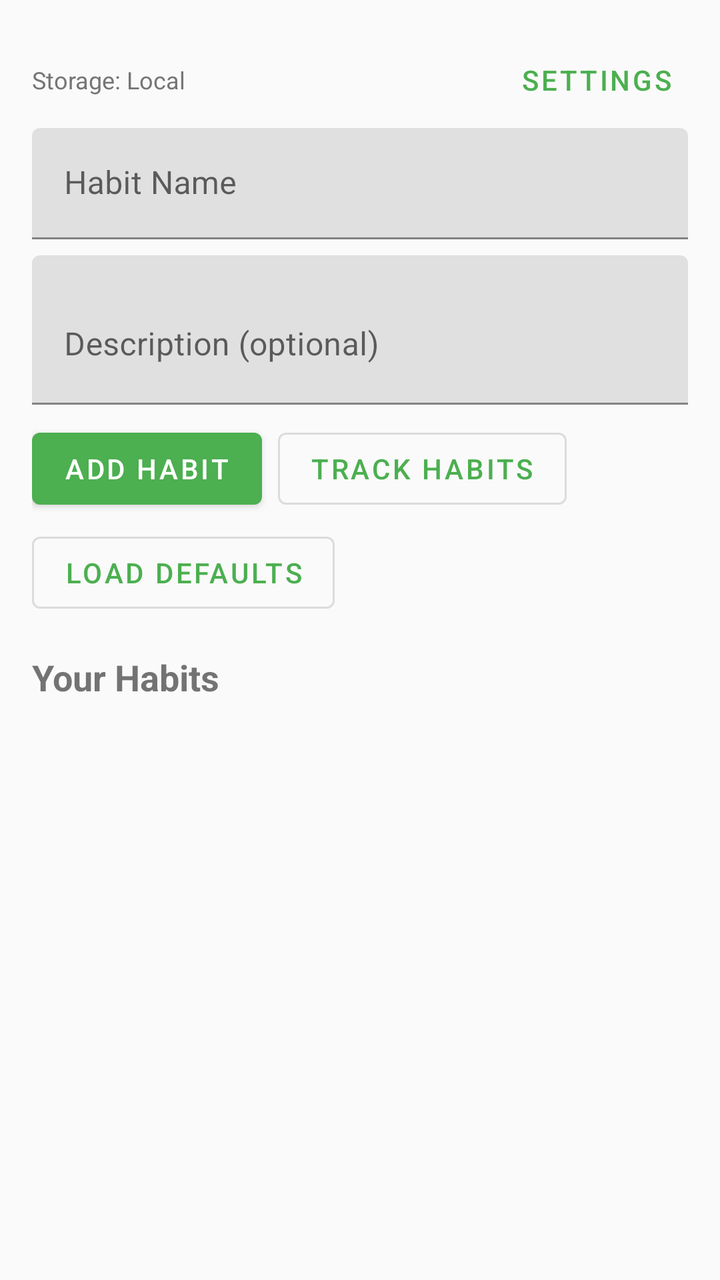
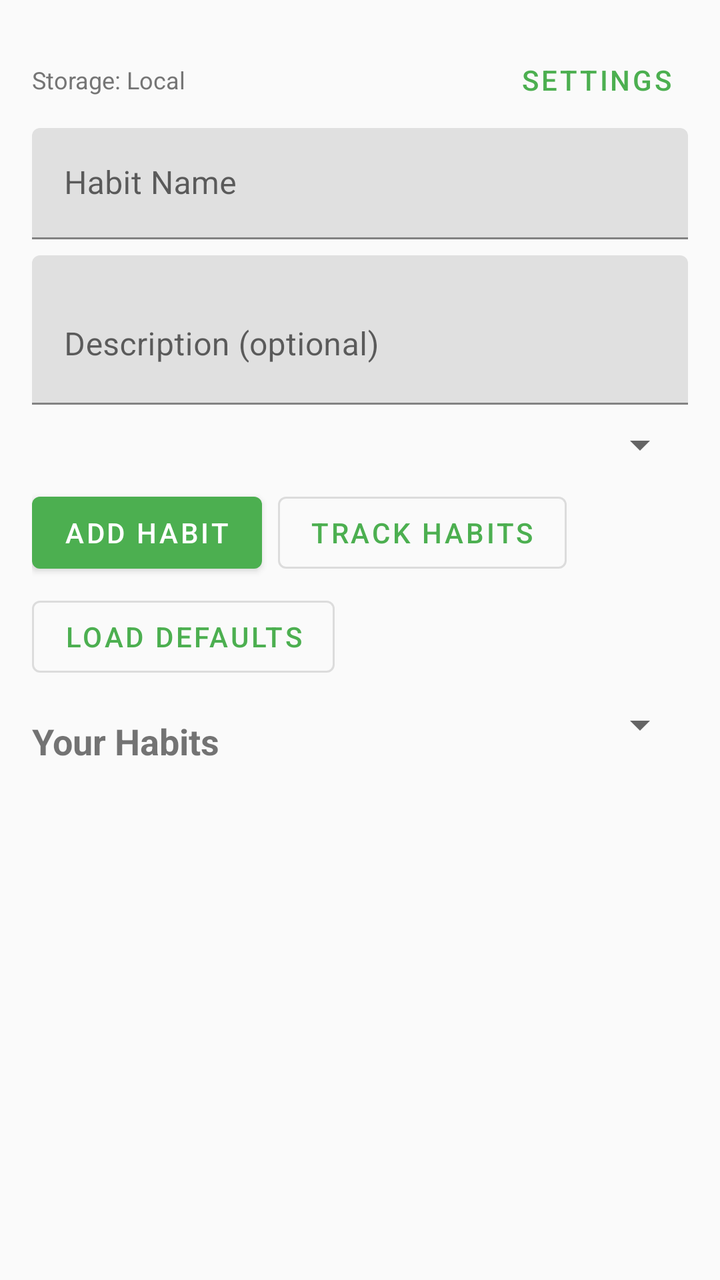

Screens rendered from an Android XML layout before and after an edit, with the pre-edit source and the edit as a unified diff.
<!-- AndroidManifest.xml: application theme Theme.HabitEvaluator -->
<!-- res/layout/activity_main.xml -->
<?xml version="1.0" encoding="utf-8"?>
<androidx.constraintlayout.widget.ConstraintLayout xmlns:android="http://schemas.android.com/apk/res/android"
    xmlns:app="http://schemas.android.com/apk/res-auto"
    xmlns:tools="http://schemas.android.com/tools"
    android:layout_width="match_parent"
    android:layout_height="match_parent"
    android:padding="16dp"
    tools:context=".MainActivity">

    <LinearLayout
        android:id="@+id/toolbarLayout"
        android:layout_width="0dp"
        android:layout_height="wrap_content"
        android:orientation="horizontal"
        android:gravity="center_vertical"
        app:layout_constraintEnd_toEndOf="parent"
        app:layout_constraintStart_toStartOf="parent"
        app:layout_constraintTop_toTopOf="parent">

        <TextView
            android:id="@+id/storageModeText"
            android:layout_width="0dp"
            android:layout_height="wrap_content"
            android:layout_weight="1"
            android:text="@string/storage_mode_local"
            android:textSize="12sp"
            android:textColor="@color/text_secondary" />

        <com.google.android.material.button.MaterialButton
            android:id="@+id/settingsButton"
            android:layout_width="wrap_content"
            android:layout_height="wrap_content"
            android:text="@string/settings"
            style="@style/Widget.MaterialComponents.Button.TextButton" />
    </LinearLayout>

    <com.google.android.material.textfield.TextInputLayout
        android:id="@+id/habitNameLayout"
        android:layout_width="0dp"
        android:layout_height="wrap_content"
        android:hint="@string/habit_name_hint"
        app:layout_constraintEnd_toEndOf="parent"
        app:layout_constraintStart_toStartOf="parent"
        app:layout_constraintTop_toBottomOf="@id/toolbarLayout">

        <com.google.android.material.textfield.TextInputEditText
            android:id="@+id/habitNameInput"
            android:layout_width="match_parent"
            android:layout_height="wrap_content"
            android:inputType="text" />
    </com.google.android.material.textfield.TextInputLayout>

    <com.google.android.material.textfield.TextInputLayout
        android:id="@+id/habitDescriptionLayout"
        android:layout_width="0dp"
        android:layout_height="wrap_content"
        android:layout_marginTop="8dp"
        android:hint="@string/habit_description_hint"
        app:layout_constraintEnd_toEndOf="parent"
        app:layout_constraintStart_toStartOf="parent"
        app:layout_constraintTop_toBottomOf="@id/habitNameLayout">

        <com.google.android.material.textfield.TextInputEditText
            android:id="@+id/habitDescriptionInput"
            android:layout_width="match_parent"
            android:layout_height="wrap_content"
            android:inputType="textMultiLine"
            android:minLines="2" />
    </com.google.android.material.textfield.TextInputLayout>

    <com.google.android.material.button.MaterialButton
        android:id="@+id/addHabitButton"
        android:layout_width="wrap_content"
        android:layout_height="wrap_content"
        android:layout_marginTop="8dp"
        android:text="@string/add_habit"
        app:layout_constraintStart_toStartOf="parent"
        app:layout_constraintTop_toBottomOf="@id/habitDescriptionLayout" />

    <com.google.android.material.button.MaterialButton
        android:id="@+id/trackHabitsButton"
        android:layout_width="wrap_content"
        android:layout_height="wrap_content"
        android:layout_marginTop="8dp"
        android:layout_marginStart="8dp"
        android:text="@string/track_habits"
        style="@style/Widget.MaterialComponents.Button.OutlinedButton"
        app:layout_constraintStart_toEndOf="@id/addHabitButton"
        app:layout_constraintTop_toBottomOf="@id/habitDescriptionLayout" />

    <com.google.android.material.button.MaterialButton
        android:id="@+id/loadDefaultsButton"
        android:layout_width="wrap_content"
        android:layout_height="wrap_content"
        android:layout_marginTop="4dp"
        android:text="@string/load_defaults"
        style="@style/Widget.MaterialComponents.Button.OutlinedButton"
        app:layout_constraintStart_toStartOf="parent"
        app:layout_constraintTop_toBottomOf="@id/addHabitButton" />

    <TextView
        android:id="@+id/habitsLabel"
        android:layout_width="wrap_content"
        android:layout_height="wrap_content"
        android:layout_marginTop="16dp"
        android:text="@string/your_habits"
        android:textSize="18sp"
        android:textStyle="bold"
        app:layout_constraintStart_toStartOf="parent"
        app:layout_constraintTop_toBottomOf="@id/loadDefaultsButton" />

    <androidx.recyclerview.widget.RecyclerView
        android:id="@+id/habitsRecyclerView"
        android:layout_width="0dp"
        android:layout_height="0dp"
        android:layout_marginTop="8dp"
        app:layout_constraintBottom_toTopOf="@id/evaluationCard"
        app:layout_constraintEnd_toEndOf="parent"
        app:layout_constraintStart_toStartOf="parent"
        app:layout_constraintTop_toBottomOf="@id/habitsLabel" />

    <androidx.cardview.widget.CardView
        android:id="@+id/evaluationCard"
        android:layout_width="0dp"
        android:layout_height="wrap_content"
        android:layout_marginTop="16dp"
        android:visibility="gone"
        app:cardCornerRadius="8dp"
        app:cardElevation="4dp"
        app:layout_constraintBottom_toBottomOf="parent"
        app:layout_constraintEnd_toEndOf="parent"
        app:layout_constraintStart_toStartOf="parent">

        <LinearLayout
            android:layout_width="match_parent"
            android:layout_height="wrap_content"
            android:orientation="vertical"
            android:padding="16dp">

            <TextView
                android:id="@+id/selectedHabitName"
                android:layout_width="wrap_content"
                android:layout_height="wrap_content"
                android:textSize="16sp"
                android:textStyle="bold" />

            <TextView
                android:id="@+id/streakText"
                android:layout_width="wrap_content"
                android:layout_height="wrap_content"
                android:layout_marginTop="8dp" />

            <TextView
                android:id="@+id/completionRateText"
                android:layout_width="wrap_content"
                android:layout_height="wrap_content"
                android:layout_marginTop="4dp" />

            <ProgressBar
                android:id="@+id/completionProgress"
                style="?android:attr/progressBarStyleHorizontal"
                android:layout_width="match_parent"
                android:layout_height="wrap_content"
                android:layout_marginTop="8dp"
                android:max="100" />

            <View
                android:layout_width="match_parent"
                android:layout_height="1dp"
                android:layout_marginTop="8dp"
                android:background="@android:color/darker_gray" />

            <TextView
                android:layout_width="wrap_content"
                android:layout_height="wrap_content"
                android:layout_marginTop="8dp"
                android:text="@string/completion_points"
                android:textSize="14sp"
                android:textStyle="bold" />

            <LinearLayout
                android:layout_width="match_parent"
                android:layout_height="wrap_content"
                android:layout_marginTop="4dp"
                android:orientation="horizontal">

                <TextView
                    android:id="@+id/dailyPointsText"
                    android:layout_width="0dp"
                    android:layout_height="wrap_content"
                    android:layout_weight="1"
                    android:gravity="center" />

                <TextView
                    android:id="@+id/weeklyPointsText"
                    android:layout_width="0dp"
                    android:layout_height="wrap_content"
                    android:layout_weight="1"
                    android:gravity="center" />

                <TextView
                    android:id="@+id/monthlyPointsText"
                    android:layout_width="0dp"
                    android:layout_height="wrap_content"
                    android:layout_weight="1"
                    android:gravity="center" />
            </LinearLayout>

            <com.google.android.material.button.MaterialButton
                android:id="@+id/completeButton"
                android:layout_width="wrap_content"
                android:layout_height="wrap_content"
                android:layout_marginTop="8dp"
                android:text="@string/mark_complete" />
        </LinearLayout>
    </androidx.cardview.widget.CardView>
</androidx.constraintlayout.widget.ConstraintLayout>
<!-- resources referenced by this layout -->
<resources>
  <color name="text_secondary">#757575</color>
  <string name="add_habit">Add Habit</string>
  <string name="completion_points">Completion Points</string>
  <string name="habit_description_hint">Description (optional)</string>
  <string name="habit_name_hint">Habit Name</string>
  <string name="load_defaults">Load Defaults</string>
  <string name="mark_complete">Mark Complete</string>
  <string name="settings">Settings</string>
  <string name="storage_mode_local">Storage: Local</string>
  <string name="track_habits">Track Habits</string>
  <string name="your_habits">Your Habits</string>
  <style name="Theme.HabitEvaluator" parent="Theme.MaterialComponents.DayNight.DarkActionBar">
          <item name="colorPrimary">@color/primary</item>
          <item name="colorPrimaryDark">@color/primary_dark</item>
          <item name="colorAccent">@color/accent</item>
          <item name="android:windowBackground">@color/background</item>
      </style>
  <color name="primary">#4CAF50</color>
  <color name="primary_dark">#388E3C</color>
  <color name="accent">#FFC107</color>
  <color name="background">#FAFAFA</color>
</resources>

<!-- the commit's change to res/layout/activity_main.xml (unified diff, before → after) -->
@@ -68,6 +68,15 @@
             android:minLines="2" />
     </com.google.android.material.textfield.TextInputLayout>
 
+    <Spinner
+        android:id="@+id/categorySpinner"
+        android:layout_width="0dp"
+        android:layout_height="wrap_content"
+        android:layout_marginTop="8dp"
+        app:layout_constraintEnd_toEndOf="parent"
+        app:layout_constraintStart_toStartOf="parent"
+        app:layout_constraintTop_toBottomOf="@id/habitDescriptionLayout" />
+
     <com.google.android.material.button.MaterialButton
         android:id="@+id/addHabitButton"
         android:layout_width="wrap_content"
@@ -75,7 +84,7 @@
         android:layout_marginTop="8dp"
         android:text="@string/add_habit"
         app:layout_constraintStart_toStartOf="parent"
-        app:layout_constraintTop_toBottomOf="@id/habitDescriptionLayout" />
+        app:layout_constraintTop_toBottomOf="@id/categorySpinner" />
 
     <com.google.android.material.button.MaterialButton
         android:id="@+id/trackHabitsButton"
@@ -86,7 +95,7 @@
         android:text="@string/track_habits"
         style="@style/Widget.MaterialComponents.Button.OutlinedButton"
         app:layout_constraintStart_toEndOf="@id/addHabitButton"
-        app:layout_constraintTop_toBottomOf="@id/habitDescriptionLayout" />
+        app:layout_constraintTop_toBottomOf="@id/categorySpinner" />
 
     <com.google.android.material.button.MaterialButton
         android:id="@+id/loadDefaultsButton"
@@ -109,6 +118,16 @@
         app:layout_constraintStart_toStartOf="parent"
         app:layout_constraintTop_toBottomOf="@id/loadDefaultsButton" />
 
+    <Spinner
+        android:id="@+id/categoryFilterSpinner"
+        android:layout_width="0dp"
+        android:layout_height="wrap_content"
+        app:layout_constraintEnd_toEndOf="parent"
+        app:layout_constraintStart_toEndOf="@id/habitsLabel"
+        app:layout_constraintTop_toBottomOf="@id/loadDefaultsButton"
+        android:layout_marginStart="8dp"
+        android:layout_marginTop="8dp" />
+
     <androidx.recyclerview.widget.RecyclerView
         android:id="@+id/habitsRecyclerView"
         android:layout_width="0dp"
@@ -117,7 +136,7 @@
         app:layout_constraintBottom_toTopOf="@id/evaluationCard"
         app:layout_constraintEnd_toEndOf="parent"
         app:layout_constraintStart_toStartOf="parent"
-        app:layout_constraintTop_toBottomOf="@id/habitsLabel" />
+        app:layout_constraintTop_toBottomOf="@id/categoryFilterSpinner" />
 
     <androidx.cardview.widget.CardView
         android:id="@+id/evaluationCard"
